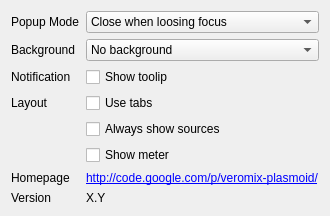
First picture: the form in contents/ui/appearance.ui, repository LandisTwo/veromix-plasmoid, before the edit.
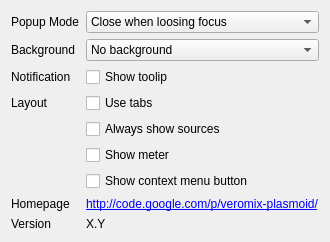
Second picture: the form after the edit.

Commit message: Adding an option to show/hide the expander button.

Patch:
```diff
--- a/contents/ui/appearance.ui
+++ b/contents/ui/appearance.ui
@@ -123,7 +123,15 @@
      </widget>
     </item>
 
-    <item row="7" column="0">
+    <item row="7" column="1">
+     <widget class="QCheckBox" name="expander_enabled">
+      <property name="text">
+       <string>Show context menu button</string>
+      </property>
+     </widget>
+    </item>
+
+    <item row="8" column="0">
      <spacer name="verticalSpacer">
       <property name="orientation">
        <enum>Qt::Vertical</enum>
@@ -136,8 +144,8 @@
       </property>
      </spacer>
     </item>
-    
-    <item row="8" column="0">
+
+    <item row="9" column="0">
      <widget class="QLabel" name="homepageLabel">
       <property name="text">
        <string>Homepage</string>
@@ -145,28 +153,28 @@
      </widget>
     </item>
 
-    <item row="8" column="1">
+    <item row="9" column="1">
      <widget class="QLabel" name="veromixUrl">
       <property name="text">
        <string>&lt;a href=&quot;http://code.google.com/p/veromix-plasmoid/&quot;&gt;http://code.google.com/p/veromix-plasmoid/&lt;/A&gt;</string>
       </property>
      </widget>
     </item>
-    <item row="9" column="0">
+    <item row="10" column="0">
      <widget class="QLabel" name="versionLabel">
       <property name="text">
        <string>Version</string>
       </property>
      </widget>
     </item>
-    <item row="9" column="1">
+    <item row="10" column="1">
      <widget class="QLabel" name="version">
       <property name="text">
        <string>X.Y</string>
       </property>
      </widget>
     </item>
-    
+
    </layout>
    </item>
  </layout>
```
Left out of the diff: 4 changed lines with no effect on the pictures. The commit also changes 4 other files.
